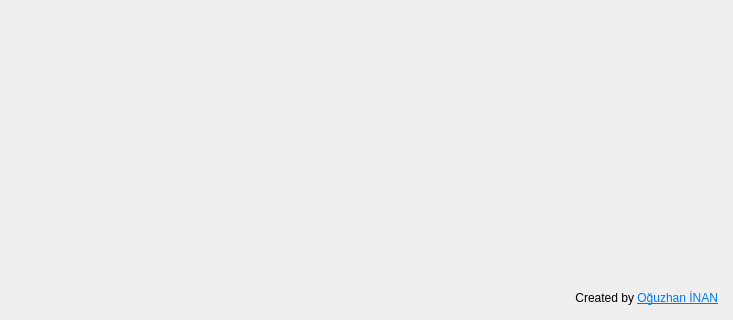
Qt form stacer/Pages/Settings/settings_page.ui (oguzhaninan/Stacer) before a commit; both pictures show x 0 to 733 and y 159 to 479 of the 733 by 479 pixel window.
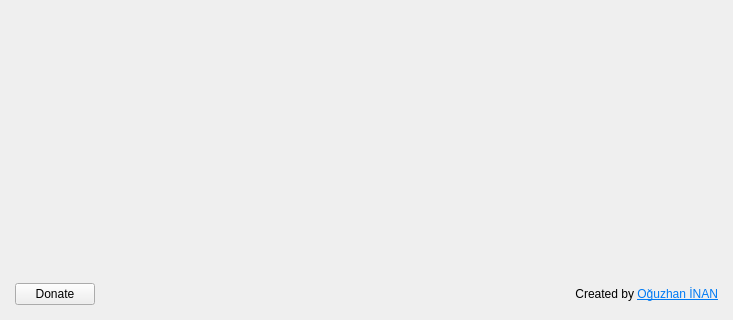
The same form after that commit. Icons and pictures are not drawn.

Commit message: added donate button

The edit to the form file:
```diff
--- a/stacer/Pages/Settings/settings_page.ui
+++ b/stacer/Pages/Settings/settings_page.ui
@@ -140,22 +140,6 @@
      </property>
     </spacer>
    </item>
-   <item row="5" column="0" colspan="5" alignment="Qt::AlignRight">
-    <widget class="QLabel" name="lblCreatedBy">
-     <property name="text">
-      <string>&lt;html&gt;&lt;head/&gt;&lt;body&gt;&lt;p&gt;Created by &lt;a href=&quot;https://github.com/oguzhaninan&quot;&gt;&lt;span style=&quot; text-decoration: underline; color:#007af4;&quot;&gt;Oğuzhan İNAN&lt;/span&gt;&lt;/a&gt;&lt;/p&gt;&lt;/body&gt;&lt;/html&gt;</string>
-     </property>
-     <property name="textFormat">
-      <enum>Qt::RichText</enum>
-     </property>
-     <property name="alignment">
-      <set>Qt::AlignRight|Qt::AlignTrailing|Qt::AlignVCenter</set>
-     </property>
-     <property name="openExternalLinks">
-      <bool>true</bool>
-     </property>
-    </widget>
-   </item>
    <item row="4" column="0" colspan="2">
     <spacer name="verticalSpacer">
      <property name="orientation">
@@ -236,6 +220,51 @@
      </property>
     </widget>
    </item>
+   <item row="5" column="0" alignment="Qt::AlignLeft">
+    <widget class="QPushButton" name="btnDonate">
+     <property name="sizePolicy">
+      <sizepolicy hsizetype="Expanding" vsizetype="Fixed">
+       <horstretch>0</horstretch>
+       <verstretch>0</verstretch>
+      </sizepolicy>
+     </property>
+     <property name="cursor">
+      <cursorShape>PointingHandCursor</cursorShape>
+     </property>
+     <property name="focusPolicy">
+      <enum>Qt::NoFocus</enum>
+     </property>
+     <property name="text">
+      <string>Donate</string>
+     </property>
+     <property name="icon">
+      <iconset resource="../../static.qrc">
+       <normaloff>:/static/themes/common/img/donate.png</normaloff>:/static/themes/common/img/donate.png</iconset>
+     </property>
+     <property name="iconSize">
+      <size>
+       <width>18</width>
+       <height>18</height>
+      </size>
+     </property>
+    </widget>
+   </item>
+   <item row="5" column="2" colspan="3">
+    <widget class="QLabel" name="lblCreatedBy">
+     <property name="text">
+      <string>&lt;html&gt;&lt;head/&gt;&lt;body&gt;&lt;p&gt;Created by &lt;a href=&quot;https://github.com/oguzhaninan&quot;&gt;&lt;span style=&quot; text-decoration: underline; color:#007af4;&quot;&gt;Oğuzhan İNAN&lt;/span&gt;&lt;/a&gt;&lt;/p&gt;&lt;/body&gt;&lt;/html&gt;</string>
+     </property>
+     <property name="textFormat">
+      <enum>Qt::RichText</enum>
+     </property>
+     <property name="alignment">
+      <set>Qt::AlignRight|Qt::AlignTrailing|Qt::AlignVCenter</set>
+     </property>
+     <property name="openExternalLinks">
+      <bool>true</bool>
+     </property>
+    </widget>
+   </item>
   </layout>
  </widget>
  <resources/>
```
Left out of the diff: 4 changed lines with no effect on the pictures. The commit also changes 9 other files.
